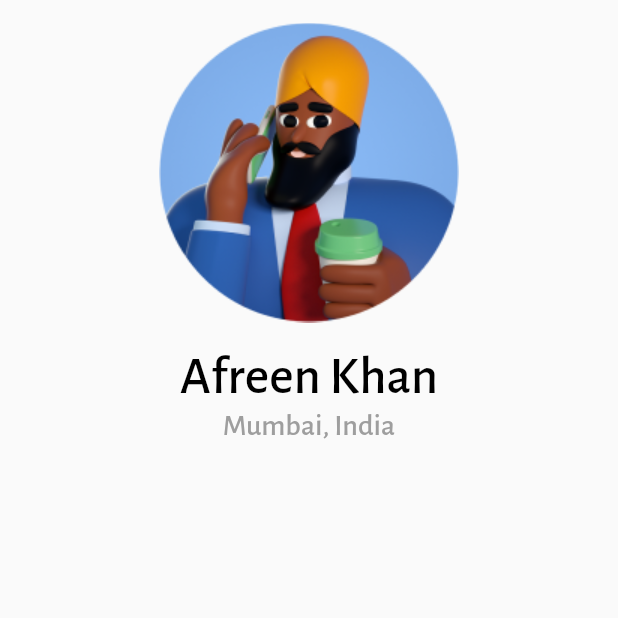
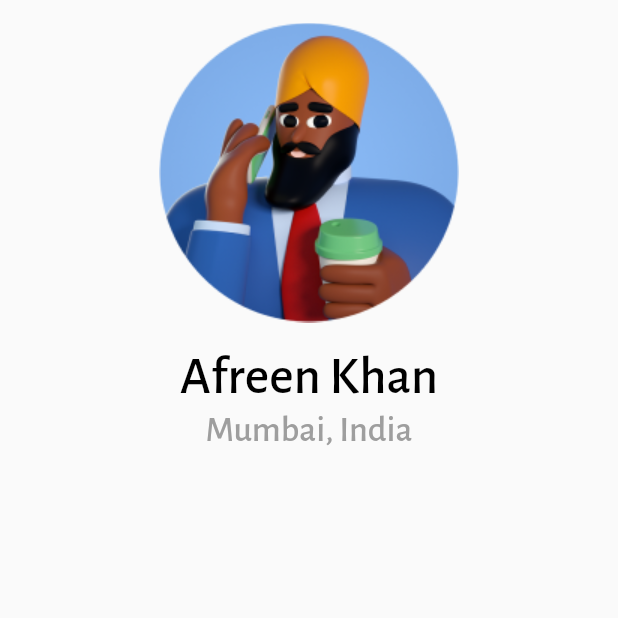
Before and after one commit to lukazibert/i-migrate, a Flutter app: the screen it shows after launch, item 4 of the bottom bar chosen, on a phone screen of 412 x 824 dp, the top half of it. Run offline on Flutter 3.47's test engine with Material 2 defaults, Android fonts, the light colour scheme and no system bars; our stand-ins replace get, google_maps_flutter.

Commit message:
Started working on profile view

```diff
--- a/lib/views/ProfileView.dart
+++ b/lib/views/ProfileView.dart
@@ -40,7 +40,7 @@ class ProfileView extends StatelessWidget {
                   "Mumbai, India",
                   style: TextStyle(
                       color: Colors.grey,
-                      fontSize: 20,
+                      fontSize: 24,
                       fontFamily: "Alegreya Sans",
                       fontWeight: FontWeight.w300,
                       overflow: TextOverflow.visible),
```
